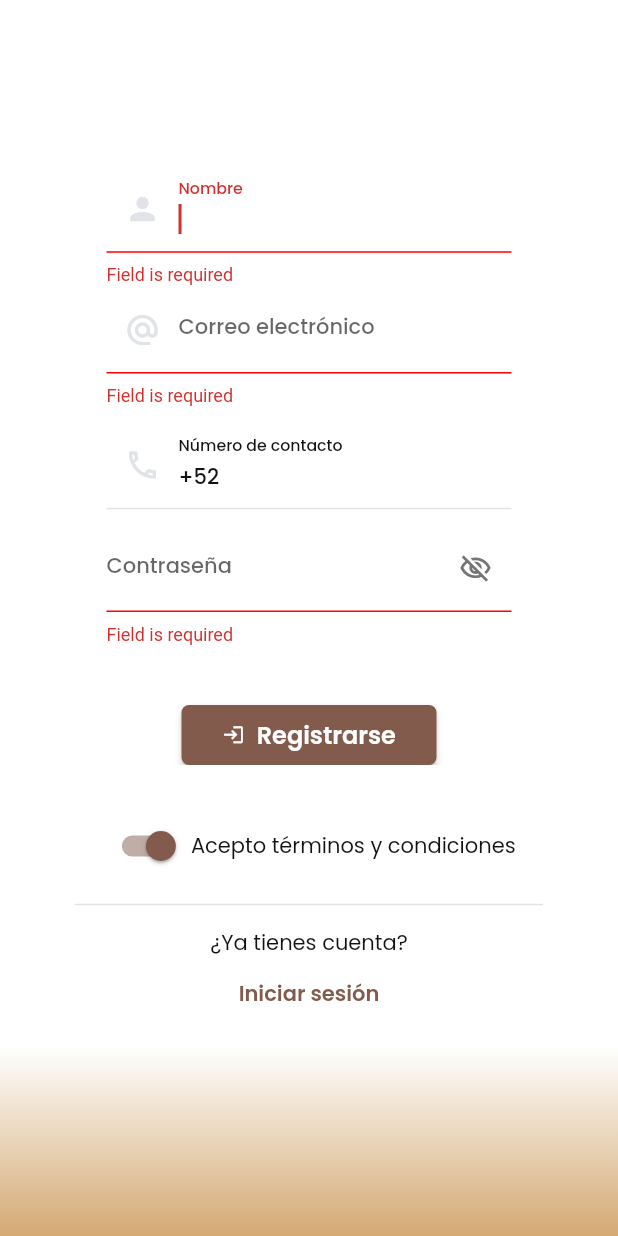
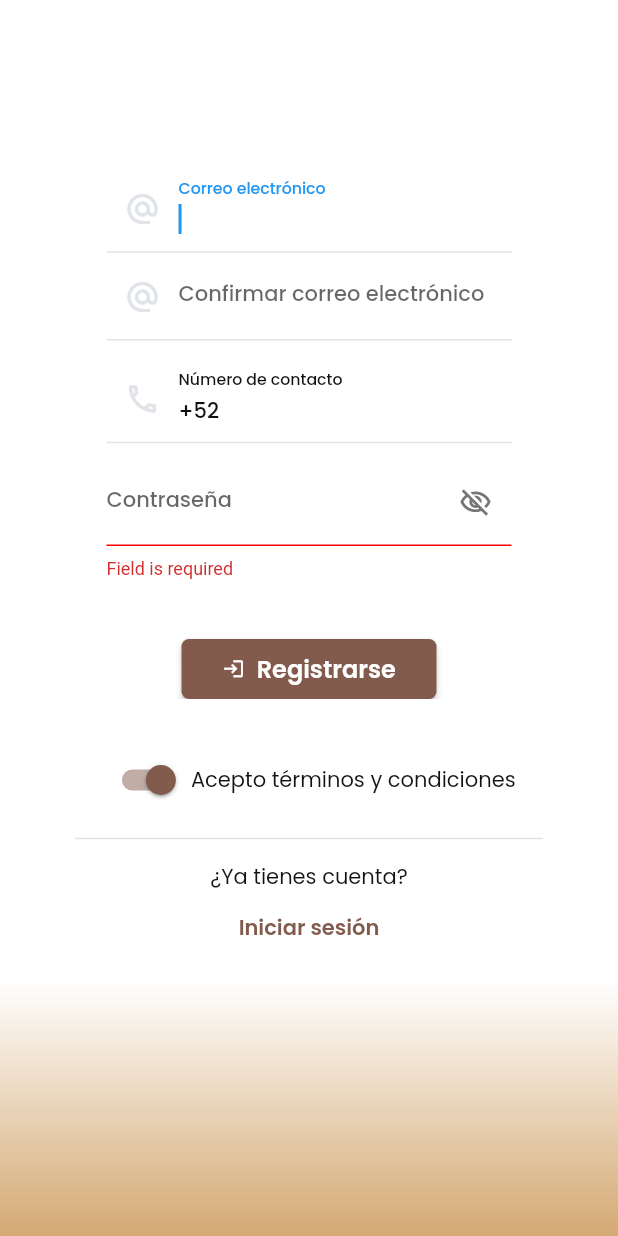
Before and after one commit to Marcelaqprz/ml_project, a Flutter app: the SignUpPage screen opened directly with empty values, on a phone screen of 412 x 824 dp. Run offline on Flutter 3.47's test engine with Material 2 defaults, Android fonts, the light colour scheme and no system bars; drawn by our look-alikes of auto_size_text; our stand-ins replace font_awesome_flutter, from_css_color, google_fonts, page_transition, shared_preferences, timeago; missing offline and left inert: amplify_auth_cognito, amplify_core, amplify_datastore, amplify_flutter, amplify_storage_s3, json_path; accounts and stored records are empty.

Commit message:
verify code

```diff
--- a/lib/main.dart
+++ b/lib/main.dart
@@ -7,6 +7,8 @@ import 'package:ml_project/auth_service.dart';
 import 'package:ml_project/login_page.dart';
 import 'package:ml_project/sign_up_page.dart';
 import 'package:ml_project/verification_page.dart';
+import 'package:amplify_datastore/amplify_datastore.dart';
+import 'models/ModelProvider.dart';
 
 void main() {
   runApp(MyApp());
@@ -80,12 +82,14 @@ class _MyAppState extends State<MyApp> {
   }
 
   void _configureAmplify() async {
-    _amplify.addPlugins([AmplifyAuthCognito(), AmplifyStorageS3()]);
+    _amplify.addPlugins([AmplifyAuthCognito(), AmplifyStorageS3(), AmplifyDataStore(modelProvider: ModelProvider.instance)]);
     try {
       await _amplify.configure(amplifyconfig);
       print('Successfully configured Amplify 🎉');
     } catch (e) {
       print('Could not configure Amplify ☠️');
     }
+    Amplify.addPlugin(AmplifyDataStore(modelProvider: ModelProvider.instance));
+
   }
 }
--- /dev/null
+++ b/lib/models/ModelProvider.dart
@@ -0,0 +1,46 @@
+/*
+* Copyright 2021 Amazon.com, Inc. or its affiliates. All Rights Reserved.
+*
+* Licensed under the Apache License, Version 2.0 (the "License").
+* You may not use this file except in compliance with the License.
+* A copy of the License is located at
+*
+*  http://aws.amazon.com/apache2.0
+*
+* or in the "license" file accompanying this file. This file is distributed
+* on an "AS IS" BASIS, WITHOUT WARRANTIES OR CONDITIONS OF ANY KIND, either
+* express or implied. See the License for the specific language governing
+* permissions and limitations under the License.
+*/
+
+// NOTE: This file is generated and may not follow lint rules defined in your app
+// Generated files can be excluded from analysis in analysis_options.yaml
+// For more info, see: https://dart.dev/guides/language/analysis-options#excluding-code-from-analysis
+
+// ignore_for_file: public_member_api_docs, annotate_overrides, dead_code, dead_codepublic_member_api_docs, depend_on_referenced_packages, file_names, library_private_types_in_public_api, no_leading_underscores_for_library_prefixes, no_leading_underscores_for_local_identifiers, non_constant_identifier_names, null_check_on_nullable_type_parameter, prefer_adjacent_string_concatenation, prefer_const_constructors, prefer_if_null_operators, prefer_interpolation_to_compose_strings, slash_for_doc_comments, sort_child_properties_last, unnecessary_const, unnecessary_constructor_name, unnecessary_late, unnecessary_new, unnecessary_null_aware_assignments, unnecessary_nullable_for_final_variable_declarations, unnecessary_string_interpolations, use_build_context_synchronously
+
+import 'package:amplify_core/amplify_core.dart';
+import 'Post.dart';
+
+export 'Post.dart';
+
+class ModelProvider implements ModelProviderInterface {
+  @override
+  String version = "a97510e472b7afa3ce7da6fabbcc6832";
+  @override
+  List<ModelSchema> modelSchemas = [Post.schema];
+  static final ModelProvider _instance = ModelProvider();
+  @override
+  List<ModelSchema> customTypeSchemas = [];
+
+  static ModelProvider get instance => _instance;
+
+  ModelType getModelTypeByModelName(String modelName) {
+    switch(modelName) {
+      case "Post":
+        return Post.classType;
+      default:
+        throw Exception("Failed to find model in model provider for model name: " + modelName);
+    }
+  }
+}
--- a/lib/sign_up_page.dart
+++ b/lib/sign_up_page.dart
@@ -83,15 +83,109 @@ class _SignUpPageState extends State<SignUpPage> {
                             child: Form(
                               key: formKey2,
                               autovalidateMode: AutovalidateMode.always,
+                              child: Container(
+                                width: 200,
                                 child: Padding(
                                   padding: EdgeInsetsDirectional.fromSTEB(
                                       0, 100, 0, 0),
+                                  child: Container(
+                                    width: 270,
                                     child: TextFormField(
                                       controller: _usernameController,
                                       autofocus: true,
                                       obscureText: false,
                                       decoration: InputDecoration(
-                                    labelText: 'Nombre',
+                                        labelText: 'Correo electrónico',
+                                        hintStyle: FlutterFlowTheme.of(context)
+                                            .bodyText2,
+                                        enabledBorder: UnderlineInputBorder(
+                                          borderSide: BorderSide(
+                                            color: FlutterFlowTheme.of(context)
+                                                .lineColor,
+                                            width: 1,
+                                          ),
+                                          borderRadius: const BorderRadius.only(
+                                            topLeft: Radius.circular(4.0),
+                                            topRight: Radius.circular(4.0),
+                                          ),
+                                        ),
+                                        focusedBorder: UnderlineInputBorder(
+                                          borderSide: BorderSide(
+                                            color: FlutterFlowTheme.of(context)
+                                                .lineColor,
+                                            width: 1,
+                                          ),
+                                          borderRadius: const BorderRadius.only(
+                                            topLeft: Radius.circular(4.0),
+                                            topRight: Radius.circular(4.0),
+                                          ),
+                                        ),
+                                        errorBorder: UnderlineInputBorder(
+                                          borderSide: BorderSide(
+                                            color: Color(0xFFFF0000),
+                                            width: 1,
+                                          ),
+                                          borderRadius: const BorderRadius.only(
+                                            topLeft: Radius.circular(4.0),
+                                            topRight: Radius.circular(4.0),
+                                          ),
+                                        ),
+                                        focusedErrorBorder:
+                                        UnderlineInputBorder(
+                                          borderSide: BorderSide(
+                                            color: Color(0xFFFF0000),
+                                            width: 1,
+                                          ),
+                                          borderRadius: const BorderRadius.only(
+                                            topLeft: Radius.circular(4.0),
+                                            topRight: Radius.circular(4.0),
+                                          ),
+                                        ),
+                                        prefixIcon: Icon(
+                                          Icons.alternate_email,
+                                          color: FlutterFlowTheme.of(context)
+                                              .lineColor,
+                                        ),
+                                      ),
+                                      style: FlutterFlowTheme.of(context)
+                                          .bodyText1
+                                          .override(
+                                        fontFamily: 'Poppins',
+                                        fontWeight: FontWeight.w500,
+                                      ),
+                                      textAlign: TextAlign.start,
+                                      keyboardType: TextInputType.emailAddress,
+                                    ),
+                                  ),
+                                ),
+                              ),
+                            ),
+                          ),
+                        ),
+                      ),
+                    ),
+                  ],
+                ),
+                Row(
+                  mainAxisSize: MainAxisSize.max,
+                  mainAxisAlignment: MainAxisAlignment.center,
+                  children: [
+                    Container(
+                      width: 270,
+                      child: Form(
+                        key: formKey4,
+                        autovalidateMode: AutovalidateMode.always,
+                        child: Row(
+                          mainAxisSize: MainAxisSize.max,
+                          children: [
+                            Container(
+                              width: 270,
+                              child: TextFormField(
+                                controller: _emailController,
+                                autofocus: true,
+                                obscureText: false,
+                                decoration: InputDecoration(
+                                  labelText: 'Confirmar correo electrónico',
                                   hintStyle:
                                   FlutterFlowTheme.of(context).bodyText2,
                                   enabledBorder: UnderlineInputBorder(
@@ -137,9 +231,9 @@ class _SignUpPageState extends State<SignUpPage> {
                                     ),
                                   ),
                                   prefixIcon: Icon(
-                                      Icons.person,
-                                      color: FlutterFlowTheme.of(context)
-                                          .lineColor,
+                                    Icons.alternate_email,
+                                    color:
+                                    FlutterFlowTheme.of(context).lineColor,
                                   ),
                                 ),
                                 style: FlutterFlowTheme.of(context)
@@ -149,109 +243,10 @@ class _SignUpPageState extends State<SignUpPage> {
                                   fontWeight: FontWeight.w500,
                                 ),
                                 textAlign: TextAlign.start,
-                                  keyboardType: TextInputType.name,
-                                  validator: (val) {
-                                    if (val == null || val.isEmpty) {
-                                      return 'Field is required';
-                                    }
-
-                                    if (!RegExp(kTextValidatorUsernameRegex)
-                                        .hasMatch(val)) {
-                                      return 'Must start with a letter and can only contain letters, digits and - or _.';
-                                    }
-                                    return null;
-                                  },
-                                ),
-                              ),
-                            ),
-                          ),
-                        ),
+                                keyboardType: TextInputType.emailAddress,
                               ),
                             ),
                           ],
-                ),
-                Row(
-                  mainAxisSize: MainAxisSize.max,
-                  mainAxisAlignment: MainAxisAlignment.center,
-                  children: [
-                    Container(
-                      width: 270,
-                      child: Form(
-                        key: formKey4,
-                        autovalidateMode: AutovalidateMode.always,
-                        child: Container(
-                          width: 270,
-                          child: TextFormField(
-                            controller: _emailController,
-                            autofocus: true,
-                            obscureText: false,
-                            decoration: InputDecoration(
-                              labelText: 'Correo electrónico',
-                              hintStyle: FlutterFlowTheme.of(context).bodyText2,
-                              enabledBorder: UnderlineInputBorder(
-                                borderSide: BorderSide(
-                                  color: FlutterFlowTheme.of(context).lineColor,
-                                  width: 1,
-                                ),
-                                borderRadius: const BorderRadius.only(
-                                  topLeft: Radius.circular(4.0),
-                                  topRight: Radius.circular(4.0),
-                                ),
-                              ),
-                              focusedBorder: UnderlineInputBorder(
-                                borderSide: BorderSide(
-                                  color: FlutterFlowTheme.of(context).lineColor,
-                                  width: 1,
-                                ),
-                                borderRadius: const BorderRadius.only(
-                                  topLeft: Radius.circular(4.0),
-                                  topRight: Radius.circular(4.0),
-                                ),
-                              ),
-                              errorBorder: UnderlineInputBorder(
-                                borderSide: BorderSide(
-                                  color: Color(0xFFFF0000),
-                                  width: 1,
-                                ),
-                                borderRadius: const BorderRadius.only(
-                                  topLeft: Radius.circular(4.0),
-                                  topRight: Radius.circular(4.0),
-                                ),
-                              ),
-                              focusedErrorBorder: UnderlineInputBorder(
-                                borderSide: BorderSide(
-                                  color: Color(0xFFFF0000),
-                                  width: 1,
-                                ),
-                                borderRadius: const BorderRadius.only(
-                                  topLeft: Radius.circular(4.0),
-                                  topRight: Radius.circular(4.0),
-                                ),
-                              ),
-                              prefixIcon: Icon(
-                                Icons.alternate_email,
-                                color: FlutterFlowTheme.of(context).lineColor,
-                              ),
-                            ),
-                            style:
-                            FlutterFlowTheme.of(context).bodyText1.override(
-                              fontFamily: 'Poppins',
-                              fontWeight: FontWeight.w500,
-                            ),
-                            textAlign: TextAlign.start,
-                            keyboardType: TextInputType.emailAddress,
-                            validator: (val) {
-                              if (val == null || val.isEmpty) {
-                                return 'Field is required';
-                              }
-
-                              if (!RegExp(kTextValidatorEmailRegex)
-                                  .hasMatch(val)) {
-                                return 'error';
-                              }
-                              return null;
-                            },
-                          ),
                         ),
                       ),
                     ),
--- a/pubspec.yaml
+++ b/pubspec.yaml
@@ -48,6 +48,8 @@ dependencies:
   timeago: ^3.3.0
   url_launcher: ^6.1.6
   page_transition: ^2.0.9
+  amplify_datastore: '<1.0.0'
+
 
 dev_dependencies:
   flutter_test:
```
Also changed, not shown: lib/auth_service.dart (+12 -0 lines), lib/models/Post.dart (added, +177 -0 lines), lib/models/User.dart (added, +222 -0 lines), pubspec.lock, 8 other files. Lines whose indentation alone changed are shown as unchanged.
